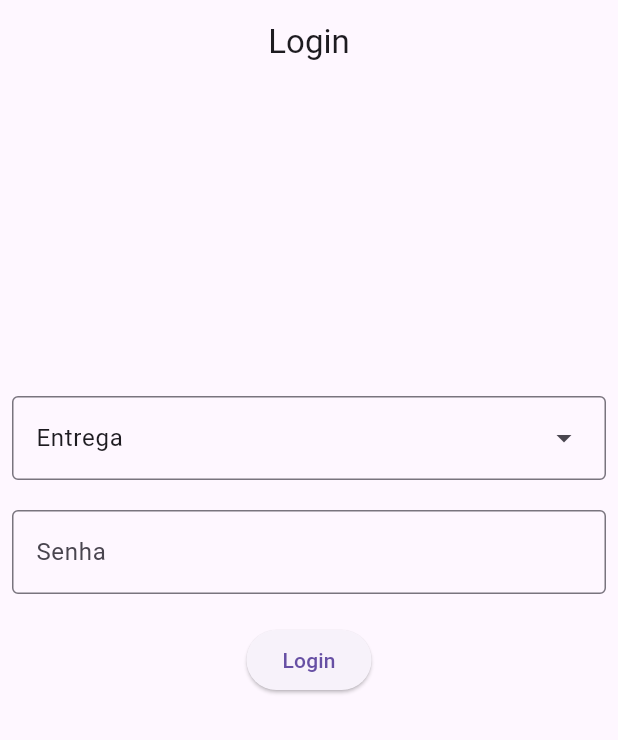
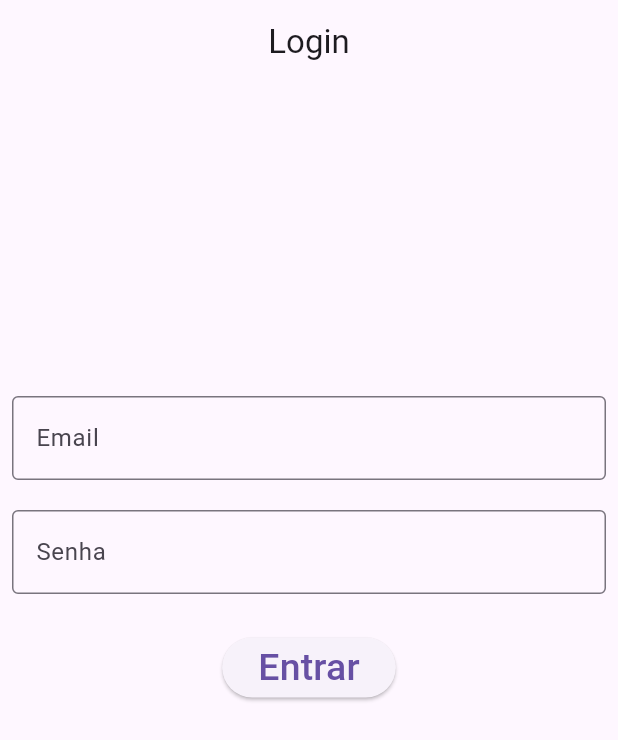
Before and after one commit to Felliny/anotacoes_de_pedidos, a Flutter app: the screen it shows after launch, on a phone screen of 412 x 824 dp. Shown: the top 740 px of the screen. Run offline on Flutter 3.47's test engine with Material 3 defaults, Android fonts, the phone set to English and light mode, and no system bars; our stand-ins replace firebase_auth, firebase_core; accounts and stored records are empty; generated files the repository leaves out were written again.

Commit message:
feat: UPDATE Login
Front-end alterado na pagina Login.dart, add controller for textfields, initState and dispose

Removi do Dropdown menu da pagina Login.dart

main.dart adicionado firebase initializeApp

```diff
--- a/lib/main.dart
+++ b/lib/main.dart
@@ -2,12 +2,20 @@
 // Possui a rotas das principais paginas
 
 
-import 'package:anotacoes_de_pedidos/view/Login.dart';
+import 'package:anotacoes_de_pedidos/view/login.dart';
+import 'package:firebase_core/firebase_core.dart';
 import 'package:flutter/material.dart';
 import 'package:flutter/services.dart';
 
-void main() {
+import 'firebase_options.dart';
+
+void main() async {
+  WidgetsFlutterBinding.ensureInitialized(); // ensure that the binding is initialized before accessing it.
   SystemChrome.setEnabledSystemUIMode(SystemUiMode.edgeToEdge); // comando para não deixar a barra de notificação preta quando utiliza SafeArea
+  await Firebase.initializeApp(
+    options: DefaultFirebaseOptions.currentPlatform,
+  );
+
   runApp(MaterialApp(
       title: 'Login',
       theme: ThemeData(
--- a/lib/view/Login.dart
+++ /dev/null
@@ -1,66 +0,0 @@
-/*
-Pagina de login
- */
-
-import 'package:flutter/material.dart';
-
-const List<String> tiposLogin = <String>[
-  "Entrega",
-  "Deposito"
-]; // valores do dropdownMenu
-
-class Login extends StatefulWidget {
-  const Login({super.key});
-
-  @override
-  State<Login> createState() => _LoginState();
-}
-
-class _LoginState extends State<Login> {
-  String dropdownValue = tiposLogin.first;
-
-  @override
-  Widget build(BuildContext context) {
-    return Scaffold(
-      appBar: AppBar(
-        title: const Text("Login"),
-        centerTitle: true,
-      ),
-      body: Padding(
-        padding: const EdgeInsets.all(8.0),
-        child: Column(
-          children: [
-            const SizedBox(height: 200),
-
-            DropdownMenu<String>(
-              initialSelection: tiposLogin.first,
-              onSelected: (String? value) {
-                // This is called when the user selects an item.
-                setState(() {
-                  dropdownValue = value!;
-                });
-              },
-              dropdownMenuEntries: tiposLogin.map<DropdownMenuEntry<String>>((String value) {
-                return DropdownMenuEntry<String>(value: value, label: value);
-              }).toList(),
-              width: 500,
-            ),
-
-            const SizedBox(height: 20),
-
-            const TextField(
-              obscureText: true,
-              keyboardType: TextInputType.number,
-              decoration: InputDecoration(
-                  border: OutlineInputBorder(), labelText: "Senha"),
-            ),
-
-            const SizedBox(height: 20), // separa o botão de login do textfield
-
-            ElevatedButton(onPressed: () async {}, child: const Text("Login")),
-          ],
-        ),
-      ),
-    );
-  }
-}
--- /dev/null
+++ b/lib/view/login.dart
@@ -0,0 +1,91 @@
+/*
+Pagina de login
+ */
+
+import 'package:firebase_auth/firebase_auth.dart';
+import 'package:flutter/material.dart';
+
+
+class Login extends StatefulWidget {
+  const Login({super.key});
+
+  @override
+  State<Login> createState() => _LoginState();
+}
+
+class _LoginState extends State<Login> {
+  late final TextEditingController _email;
+  late final TextEditingController _senha;
+
+
+  @override
+  void initState() {
+    _email = TextEditingController();
+    _senha = TextEditingController();
+
+    super.initState();
+  }
+
+
+  @override
+  void dispose() {
+    _email.dispose();
+    _senha.dispose();
+
+    super.dispose();
+  }
+
+
+
+
+  @override
+  Widget build(BuildContext context) {
+    return Scaffold(
+      appBar: AppBar(
+        title: const Text("Login"),
+        centerTitle: true,
+      ),
+      body: Padding(
+        padding: const EdgeInsets.all(8.0),
+        child: Column(
+          children: [
+            const SizedBox(height: 200),
+
+            TextField(
+              controller: _email,
+              obscureText: false,
+              keyboardType: TextInputType.emailAddress,
+              decoration: const InputDecoration(
+                  border: OutlineInputBorder(), labelText: "Email"),
+            ),
+
+            const SizedBox(height: 20),
+
+            TextField(
+              controller: _senha,
+              obscureText: true,
+              keyboardType: TextInputType.number,
+              decoration: const InputDecoration(
+                  border: OutlineInputBorder(), labelText: "Senha"),
+            ),
+
+            const SizedBox(height: 25), // separa o botão de login do textfield
+
+            ElevatedButton(
+                onPressed: () async {
+                  final tipoLogin = _email.text;
+                  final senha = _senha.text;
+
+                  // FirebaseAuth.instance
+                },
+                child: const Text(
+                    "Entrar",
+                  style: TextStyle(fontSize: 25),
+                )
+            ),
+          ],
+        ),
+      ),
+    );
+  }
+}
```
Also changed, not shown: lib/view/Entrega/anotacoes_entrega.dart (renamed from lib/view/Entrega/AnotacoesEntrega.dart).
